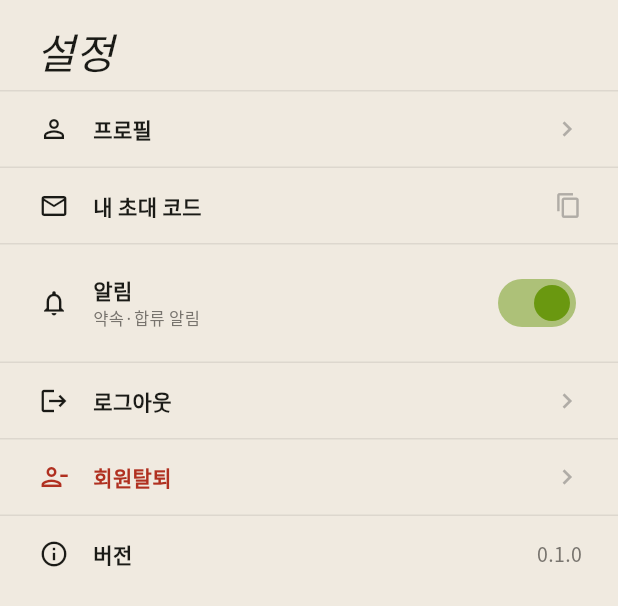
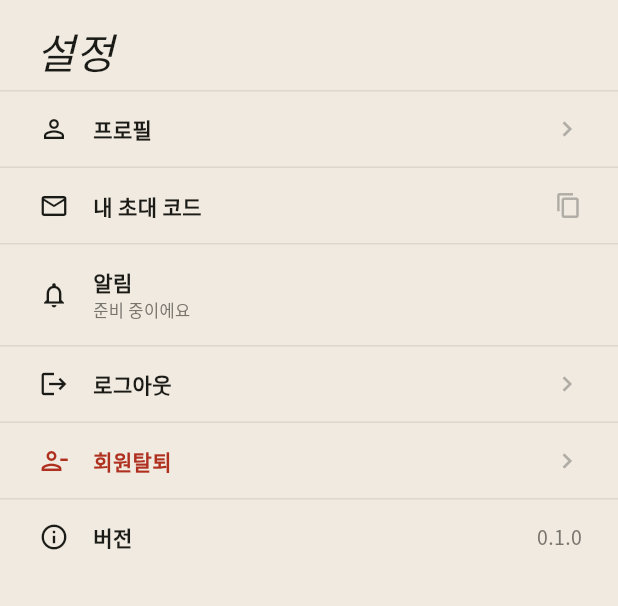
Before and after one commit to ss177129-ship-it/goingon, a Flutter app: the SettingsScreen widget shown alone on an empty page, opened directly, on a phone screen of 412 x 824 dp. Shown: the top 606 px of the screen. Run offline on Flutter 3.47's test engine with Material 3 defaults, Android fonts, the phone set to English and light mode, and no system bars; our stand-ins replace cloud_firestore, firebase_auth, firebase_core, geolocator, google_fonts, google_sign_in and 4 more; accounts and stored records are empty; Roboto replaces fonts that are missing (Instrument Serif); statements that could not run were skipped.

Commit message:
fix(P1-10): 미구현 알림 토글 정리
FCM이 아직 구현 안 됐는데 알림 Switch가 켜져 있어 실제로는 아무 알림도
안 가면서 켜진 것처럼 보였음. Switch/onTap/SharedPreferences 로직을
제거하고 subtitle을 '준비 중이에요'로 변경. firebase_messaging
의존성도 pubspec에서 제거(실제 구현 시 다시 추가).

Co-Authored-By: Claude Sonnet 5 <noreply@anthropic.com>

```diff
--- a/lib/screens/settings_screen.dart
+++ b/lib/screens/settings_screen.dart
@@ -1,17 +1,15 @@
 import 'package:flutter/material.dart';
 import 'package:flutter/services.dart';
-import 'package:shared_preferences/shared_preferences.dart';
 
 import '../services/auth_service.dart';
 import '../theme.dart';
 import '../widgets/go_dialog.dart';
 import 'login_screen.dart';
 
-const _kNotifPrefKey = 'notifications_enabled';
 const _kAppVersion = '0.1.0';
 
 /// '설정' 탭 — 프로토타입 s-settings. MVP 범위: 프로필(이름 변경),
-/// 초대 코드, 알림 토글(로컬 저장), 로그아웃, 회원탈퇴, 버전.
+/// 초대 코드, 알림(준비 중 — FCM 미구현), 로그아웃, 회원탈퇴, 버전.
 class SettingsScreen extends StatefulWidget {
   const SettingsScreen({super.key});
 
@@ -22,7 +20,6 @@ class SettingsScreen extends StatefulWidget {
 class _SettingsScreenState extends State<SettingsScreen> {
   final _auth = AuthService();
   Map<String, dynamic>? _me;
-  bool _notifOn = true;
   bool _busy = false;
 
   @override
@@ -34,12 +31,8 @@ class _SettingsScreenState extends State<SettingsScreen> {
   Future<void> _load() async {
     try {
       final profile = await _auth.myProfile();
-      final prefs = await SharedPreferences.getInstance();
       if (!mounted) return;
-      setState(() {
-        _me = profile;
-        _notifOn = prefs.getBool(_kNotifPrefKey) ?? true;
-      });
+      setState(() => _me = profile);
     } catch (e) {
       if (mounted) {
         Future.delayed(const Duration(seconds: 3), () {
@@ -47,12 +40,6 @@ class _SettingsScreenState extends State<SettingsScreen> {
         });
       }
     }
-  }
-
-  Future<void> _toggleNotif(bool v) async {
-    setState(() => _notifOn = v);
-    final prefs = await SharedPreferences.getInstance();
-    await prefs.setBool(_kNotifPrefKey, v);
   }
 
   Future<void> _editName() async {
@@ -176,12 +163,7 @@ class _SettingsScreenState extends State<SettingsScreen> {
       _row(
         icon: Icons.notifications_outlined,
         title: '알림',
-        subtitle: '약속·합류 알림',
-        trailing: Switch(
-          value: _notifOn,
-          activeThumbColor: GoColors.limeDark,
-          onChanged: _toggleNotif,
-        ),
+        subtitle: '준비 중이에요',
       ),
       _row(
         icon: Icons.logout,
--- a/pubspec.yaml
+++ b/pubspec.yaml
@@ -11,10 +11,10 @@ dependencies:
     sdk: flutter
 
   # Firebase (백엔드 — 서버 직접 안 만들어도 돼요)
+  # firebase_messaging은 알림 기능을 실제로 구현할 때 다시 추가
   firebase_core: ^3.6.0
   firebase_auth: ^5.3.0
   cloud_firestore: ^5.4.0
-  firebase_messaging: ^15.1.0
 
   # GPS 트래킹
   geolocator: ^13.0.1
```
Also changed, not shown: pubspec.lock.
